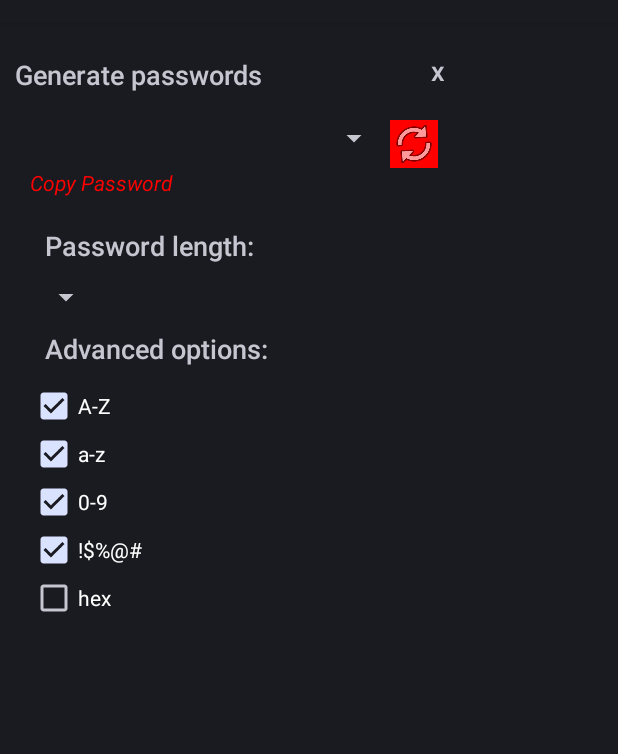
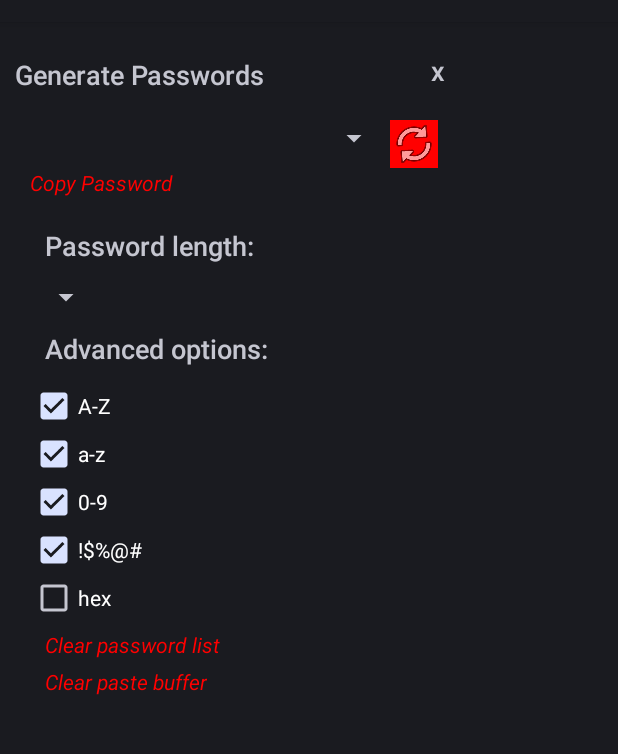
Before and after one commit to Nuvolect/SecureSuite-Android, an Android app: the fragment PasswordFragment shown on its own in the app's theme, on a phone screen of 412 x 824 dp, the part 62-816 px from its top. Run offline under Robolectric (Android 15) with nearby library versions, the phone set to English and light mode, and no system bars; libraries missing offline, so code that uses them is left out: net.sqlcipher, net.sqlcipher.database; 11 statements that could not run were skipped.

Commit message:
Restore CrypSafe database to SecureSuite Password dialog features: clear paste buffer and clear password list

```diff
--- a/SecureSuite/build.gradle
+++ b/SecureSuite/build.gradle
@@ -44,6 +44,7 @@ android {
             signingConfig signingConfigs.debug
         }
         release {
+            debuggable false
             minifyEnabled false
             proguardFiles getDefaultProguardFile('proguard-android.txt'), 'proguard-rules.txt'
             signingConfig signingConfigs.release
--- a/SecureSuite/src/main/java/com/nuvolect/securesuite/main/CConst.java
+++ b/SecureSuite/src/main/java/com/nuvolect/securesuite/main/CConst.java
@@ -36,7 +36,6 @@ public class CConst {
     public static final int RESPONSE_CODE_REGISTRATION_ERROR_209  = 209;
     public static final int RESPONSE_CODE_COMPANION_TEST_FAIL_210 = 210;
     public static final int RESPONSE_CODE_SELF_TEST_FAIL_211      = 211;
-    public static final int COPY_DB_RESULT_212                    = 212;
 
     public enum NavMenu {contacts, groups, passwords, server }
     public enum NavChoice {Contacts, Groups, Passwords }
--- a/SecureSuite/src/main/java/com/nuvolect/securesuite/main/PasswordFragment.java
+++ b/SecureSuite/src/main/java/com/nuvolect/securesuite/main/PasswordFragment.java
@@ -26,6 +26,8 @@ import com.nuvolect.securesuite.R;
 import com.nuvolect.securesuite.util.AppTheme;
 import com.nuvolect.securesuite.util.LogUtil;
 import com.nuvolect.securesuite.util.Passphrase;
+
+import static com.nuvolect.securesuite.util.Passphrase.getPasswordGenHistory;
 
 public class PasswordFragment extends DialogFragment {
 
@@ -93,6 +95,8 @@ public class PasswordFragment extends DialogFragment {
         rootView.findViewById(R.id.checkBox4).setOnClickListener(onClickCheckBox);
         rootView.findViewById(R.id.checkBox5).setOnClickListener(onClickCheckBox);
         rootView.findViewById(R.id.pw_cancelFl).setOnClickListener(cancelButtonOnClick);
+        rootView.findViewById(R.id.clearPasswordListTv).setOnClickListener(onClickClearPasswordList);
+        rootView.findViewById(R.id.clearPasteBufferTv).setOnClickListener(onClickClearPasteBuffer);
 
         /**
          * When the listener is enabled, the fragment will return the password when
@@ -152,7 +156,7 @@ public class PasswordFragment extends DialogFragment {
 
     void createPasswordSpinner(View rootView) {
 
-        m_password_list = Passphrase.getPasswordGenHistory(m_act);
+        m_password_list = getPasswordGenHistory(m_act);
 
         // Create an ArrayAdapter for the history of passwords
         ArrayAdapter<String> history_adapter = new ArrayAdapter<String>(
@@ -276,12 +280,41 @@ public class PasswordFragment extends DialogFragment {
                     m_act.getSystemService(Context.CLIPBOARD_SERVICE);
 
             // Creates a new text clip to put on the clipboard
-            ClipData clip = ClipData.newPlainText("CrytpoSafe", password);
+            ClipData clip = ClipData.newPlainText("SecureSuite", password);
 
             // Set the clipboard's primary clip.
             clipboard.setPrimaryClip(clip);
 
             Toast.makeText(m_act, "Copied", Toast.LENGTH_SHORT).show();
+        }
+    };
+
+    TextView.OnClickListener onClickClearPasswordList = new View.OnClickListener() {
+        @Override
+        public void onClick(View v) {
+
+            Passphrase.clearPasswordGenHistory(m_act);
+
+            // Clear in-memory list
+            createPasswordSpinner(v.getRootView());
+        }
+    };
+
+    TextView.OnClickListener onClickClearPasteBuffer = new View.OnClickListener() {
+        @Override
+        public void onClick(View v) {
+
+            // Gets a handle to the clipboard service.
+            ClipboardManager clipboard = (ClipboardManager)
+                    m_act.getSystemService(Context.CLIPBOARD_SERVICE);
+
+            // Creates a new text clip to put on the clipboard
+            ClipData clip = ClipData.newPlainText("SecureSuite", "");
+
+            // Set the clipboard's primary clip.
+            clipboard.setPrimaryClip(clip);
+
+            Toast.makeText(m_act, "Paste buffer cleared", Toast.LENGTH_SHORT).show();
         }
     };
 
--- a/SecureSuite/src/main/res/layout/password_fragment.xml
+++ b/SecureSuite/src/main/res/layout/password_fragment.xml
@@ -21,7 +21,7 @@
                 android:layout_height="wrap_content"
                 android:layout_gravity="center_vertical"
                 android:layout_weight="1"
-                android:text="Generate passwords"
+                android:text="Generate Passwords"
                 android:textAppearance="?android:attr/textAppearanceMedium" />
 
             <FrameLayout
@@ -146,6 +146,28 @@
                     android:checked="false"
                     android:text="hex" />
 
+                <TextView
+                    android:id="@+id/clearPasswordListTv"
+                    android:layout_width="wrap_content"
+                    android:layout_height="wrap_content"
+                    android:paddingLeft="10dp"
+                    android:paddingTop="5dp"
+                    android:text="Clear password list"
+                    android:textColor="@color/red"
+                    android:textStyle="italic"
+                    android:textAppearance="?android:attr/textAppearanceSmall" />
+
+                <TextView
+                    android:id="@+id/clearPasteBufferTv"
+                    android:layout_width="wrap_content"
+                    android:layout_height="wrap_content"
+                    android:paddingLeft="10dp"
+                    android:paddingTop="5dp"
+                    android:text="Clear paste buffer"
+                    android:textColor="@color/red"
+                    android:textStyle="italic"
+                    android:textAppearance="?android:attr/textAppearanceSmall" />
+
             </LinearLayout>
 
         </LinearLayout>
```
Also changed, not shown: SecureSuite/src/main/java/com/nuvolect/securesuite/data/BackupRestore.java (+104 -6 lines), SecureSuite/src/main/java/com/nuvolect/securesuite/data/MigrateCrypSafeDB.java (deleted, +0 -113 lines), SecureSuite/src/main/java/com/nuvolect/securesuite/main/ContactListActivity.java (+11 -21 lines), SecureSuite/src/main/java/com/nuvolect/securesuite/main/DeveloperDialog.java (+1 -7 lines), SecureSuite/src/main/java/com/nuvolect/securesuite/main/SharedMenu.java (+3 -17 lines), SecureSuite/src/main/java/com/nuvolect/securesuite/util/FileBrowserDbRestore.java (+16 -4 lines), SecureSuite/src/main/java/com/nuvolect/securesuite/util/Passphrase.java (+12 -0 lines).
